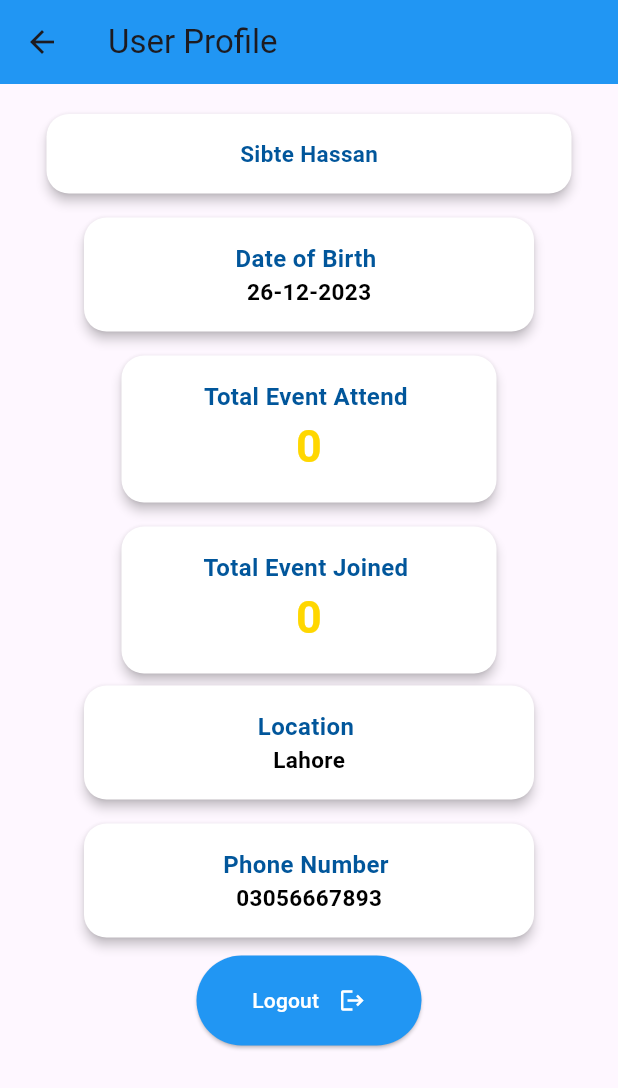
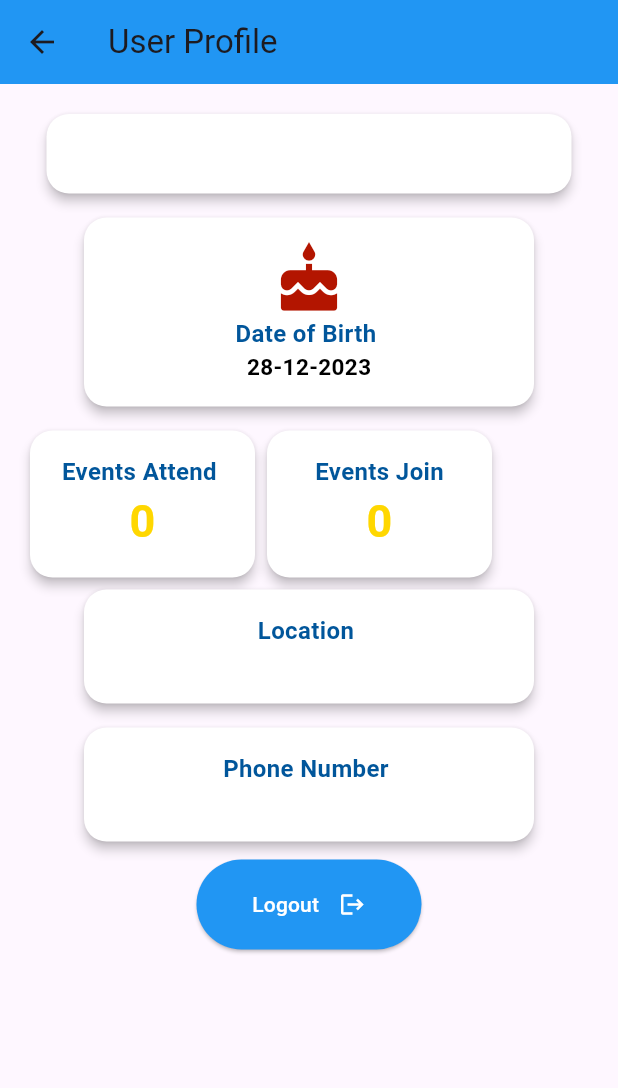
Before and after one commit to MUHAMMAD-AZEEM-AZAM/firebase_connection, a Flutter app: the ProfileScreen screen opened directly, on a phone screen of 412 x 824 dp. Shown: the top 1088 px of the screen. Run offline on Flutter 3.47's test engine with Material 3 defaults, Android fonts, the phone set to English and light mode, and no system bars; our stand-ins replace carousel_slider, cloud_firestore, firebase_auth, firebase_core, firebase_storage, image_picker and 1 more; accounts and stored records are empty.

Commit message:
Latest code

```diff
--- a/lib/Menu bar/profile_screen.dart
+++ b/lib/Menu bar/profile_screen.dart
@@ -1,26 +1,52 @@
+import 'package:cloud_firestore/cloud_firestore.dart';
 import 'package:firebase_connection/main.dart';
 import 'package:flutter/material.dart';
+import 'package:intl/intl.dart';
 import 'package:shared_preferences/shared_preferences.dart';
 
-class ProfileScreen extends StatelessWidget {
-  final DateTime dob = DateTime(2023, 12, 26);
-  final int eventCount = 0;
-  final int joinCount = 0;
-  final String location = "Lahore";
-  final String name = "Sibte Hassan";
-  final String phoneNumber = "03056667893";
+class ProfileScreen extends StatefulWidget {
+  @override
+  State<StatefulWidget> createState() => ProfileScreenState();
+}
+
+class ProfileScreenState extends State<ProfileScreen> {
+  late Future<String?> _userIDFuture;
+  late Future<DocumentSnapshot> _profileDataFuture;
+
+  @override
+  void initState() {
+    super.initState();
+    _userIDFuture = getUserID();
+    // print(_userIDFuture);
+    _profileDataFuture = _userIDFuture.then((userID) =>
+        FirebaseFirestore.instance.collection("profile").doc(userID).get());
+  }
+
+  Future<String?> getUserID() async {
+    SharedPreferences prefs = await SharedPreferences.getInstance();
+    return prefs.getString('uid');
+  }
 
   @override
   Widget build(BuildContext context) {
     return Scaffold(
       appBar: AppBar(
-        title: Text('User Profile'),
+        title: const Text('User Profile'),
         backgroundColor: Colors.blue,
       ),
       body: Center(
         child: Padding(
           padding: const EdgeInsets.all(16.0),
-          child: Column(
+          child: FutureBuilder(
+            future: _profileDataFuture,
+            builder: (context, snapshot) {
+              if (snapshot.connectionState == ConnectionState.waiting) {
+                return const CircularProgressIndicator();
+              } else if (snapshot.hasError) {
+                return Text('Error: ${snapshot.error}');
+              } else {
+                var profileData = snapshot.data as DocumentSnapshot;
+                return Column(
                   // crossAxisAlignment: CrossAxisAlignment.start,
                   children: [
                     // Create a card for the name with a large font size and a blue gradient background
@@ -39,17 +65,17 @@ class ProfileScreen extends StatelessWidget {
                         ),
                         child: Center(
                           child: Text(
-                      name,
-                      style: TextStyle(
+                            profileData['name'].toUpperCase(),
+                            style: const TextStyle(
                               fontSize: 15,
                               fontWeight: FontWeight.bold,
-                        color:  Color.fromARGB(255, 1, 86, 155),
+                              color: Color.fromARGB(255, 1, 86, 155),
                             ),
                           ),
                         ),
                       ),
                     ),
-              SizedBox(height: 8),
+                    const SizedBox(height: 8),
                     // Create a card for the date of birth with a small font size and a white background
                     Card(
                       color: Colors.transparent,
@@ -68,17 +94,23 @@ class ProfileScreen extends StatelessWidget {
                           child: Column(
                             mainAxisAlignment: MainAxisAlignment.center,
                             children: [
-                        Text(
+                              Icon(
+                                Icons.cake,
+                                size: 50,
+                                color: Color.fromARGB(255, 179, 21, 0), // You can choose a color for the cake icon
+                              ),
+                              const Text(
                                 'Date of Birth ',
                                 style: TextStyle(
                                   fontSize: 16,
                                   fontWeight: FontWeight.bold,
-                            color:  Color.fromARGB(255, 1, 86, 155),
+                                  color: Color.fromARGB(255, 1, 86, 155),
                                 ),
                               ),
                               Text(
-                          '${dob.day}-${dob.month}-${dob.year}',
-                          style: TextStyle(
+                                DateFormat('dd-MM-yyyy')
+                                    .format(profileData['DOB'].toDate()),
+                                style: const TextStyle(
                                   fontSize: 15,
                                   fontWeight: FontWeight.bold,
                                   color: Colors.black,
@@ -89,8 +121,10 @@ class ProfileScreen extends StatelessWidget {
                         ),
                       ),
                     ),
-              SizedBox(height: 8),
+                    const SizedBox(height: 8),
                     // Create a card for the event count with a medium font size and a green background
+                    Row(
+                      children: [
                         Card(
                           color: Colors.transparent,
                           elevation: 3.0,
@@ -98,7 +132,7 @@ class ProfileScreen extends StatelessWidget {
                             borderRadius: BorderRadius.circular(15.0),
                           ),
                           child: Container(
-                  width: 250,
+                            width: 150,
                             padding: const EdgeInsets.all(16.0),
                             decoration: BoxDecoration(
                               color: Colors.white,
@@ -108,17 +142,17 @@ class ProfileScreen extends StatelessWidget {
                               child: Column(
                                 mainAxisAlignment: MainAxisAlignment.center,
                                 children: [
-                        Text(
-                          'Total Event Attend ',
+                                  const Text(
+                                    'Events Attend ',
                                     style: TextStyle(
                                       fontSize: 16,
                                       fontWeight: FontWeight.bold,
-                            color:  Color.fromARGB(255, 1, 86, 155),
+                                      color: Color.fromARGB(255, 1, 86, 155),
                                     ),
                                   ),
                                   Text(
-                          '$eventCount',
-                          style: TextStyle(
+                                    '${profileData['eventCount']}',
+                                    style: const TextStyle(
                                       fontSize: 30,
                                       fontWeight: FontWeight.bold,
                                       color: Color.fromRGBO(255, 215, 0, 1.0),
@@ -129,7 +163,6 @@ class ProfileScreen extends StatelessWidget {
                             ),
                           ),
                         ),
-              SizedBox(height: 8),
                         // Create a card for the join count with a medium font size and a yellow background
                         Card(
                           color: Colors.transparent,
@@ -138,7 +171,7 @@ class ProfileScreen extends StatelessWidget {
                             borderRadius: BorderRadius.circular(15.0),
                           ),
                           child: Container(
-                  width: 250,
+                            width: 150,
                             padding: const EdgeInsets.all(16.0),
                             decoration: BoxDecoration(
                               color: Colors.white,
@@ -148,26 +181,28 @@ class ProfileScreen extends StatelessWidget {
                               child: Column(
                                 mainAxisAlignment: MainAxisAlignment.center,
                                 children: [
-                        Text(
-                          'Total Event Joined ',
+                                  const Text(
+                                    'Events Join',
                                     style: TextStyle(
                                       fontSize: 16,
                                       fontWeight: FontWeight.bold,
-                            color:  Color.fromARGB(255, 1, 86, 155),
+                                      color: Color.fromARGB(255, 1, 86, 155),
                                     ),
                                   ),
                                   Text(
-                          '$joinCount',
-                          style: TextStyle(
+                                    '${profileData['joinCount']}',
+                                    style: const TextStyle(
                                       fontSize: 30,
                                       fontWeight: FontWeight.bold,
-                            color: const Color.fromRGBO(255, 215, 0, 1.0),
+                                      color: Color.fromRGBO(255, 215, 0, 1.0),
                                     ),
                                   ),
                                 ],
                               ),
                             ),
                           ),
+                        ),
+                      ],
                     ),
                     Card(
                       color: Colors.transparent,
@@ -186,17 +221,17 @@ class ProfileScreen extends StatelessWidget {
                           child: Column(
                             mainAxisAlignment: MainAxisAlignment.center,
                             children: [
-                        Text(
+                              const Text(
                                 'Location ',
                                 style: TextStyle(
                                   fontSize: 16,
                                   fontWeight: FontWeight.bold,
-                            color:  Color.fromARGB(255, 1, 86, 155),
+                                  color: Color.fromARGB(255, 1, 86, 155),
                                 ),
                               ),
                               Text(
-                          '$location',
-                          style: TextStyle(
+                                profileData['location'],
+                                style: const TextStyle(
                                   fontSize: 15,
                                   fontWeight: FontWeight.bold,
                                   color: Colors.black,
@@ -207,7 +242,7 @@ class ProfileScreen extends StatelessWidget {
                         ),
                       ),
                     ),
-              SizedBox(height: 8),
+                    const SizedBox(height: 8),
                     // Create a card for the phone number with a small font size and a white background
                     Card(
                       color: Colors.transparent,
@@ -226,7 +261,7 @@ class ProfileScreen extends StatelessWidget {
                           child: Column(
                             mainAxisAlignment: MainAxisAlignment.center,
                             children: [
-                        Text(
+                              const Text(
                                 'Phone Number ',
                                 style: TextStyle(
                                   fontSize: 16,
@@ -235,8 +270,8 @@ class ProfileScreen extends StatelessWidget {
                                 ),
                               ),
                               Text(
-                          '$phoneNumber',
-                          style: TextStyle(
+                                profileData['phoneNumber'],
+                                style: const TextStyle(
                                   fontSize: 15,
                                   fontWeight: FontWeight.bold,
                                   color: Colors.black,
@@ -247,15 +282,18 @@ class ProfileScreen extends StatelessWidget {
                         ),
                       ),
                     ),
-              SizedBox(height: 8),
+                    const SizedBox(height: 8),
                     ElevatedButton(
                       style: ElevatedButton.styleFrom(
-    backgroundColor: Colors.blue, // Set the background color to blue
-    foregroundColor: Colors.white, // Set the text and icon color to white
-    maximumSize: Size(150,100),
-    minimumSize: Size(150, 60)// Set the minimum width to 150
+                          backgroundColor:
+                              Colors.blue, // Set the background color to blue
+                          foregroundColor: Colors
+                              .white, // Set the text and icon color to white
+                          maximumSize: const Size(150, 100),
+                          minimumSize: const Size(
+                              150, 60) // Set the minimum width to 150
                           ),
-  child: Row(
+                      child: const Row(
                         mainAxisAlignment: MainAxisAlignment.spaceEvenly,
                         children: [
                           Text('Logout'),
@@ -264,22 +302,27 @@ class ProfileScreen extends StatelessWidget {
                       ),
                       onPressed: () async {
                         // Get the instance of shared preferences
-    SharedPreferences preferences = await SharedPreferences.getInstance();
+                        SharedPreferences preferences =
+                            await SharedPreferences.getInstance();
                         // Call the clear method to delete all the data
                         await preferences.clear();
                         // Show a snackbar to confirm
                         ScaffoldMessenger.of(context).showSnackBar(
-      SnackBar(
+                          const SnackBar(
                             content: Text('Logout'),
                           ),
                         );
                         Navigator.pushReplacement(
                           context,
-                    MaterialPageRoute(builder: (context) => MyApp()),
+                          MaterialPageRoute(
+                              builder: (context) => const MyApp()),
                         );
                       },
                     )
                   ],
+                );
+              }
+            },
           ),
         ),
       ),
```
Lines whose indentation alone changed are shown as unchanged.
